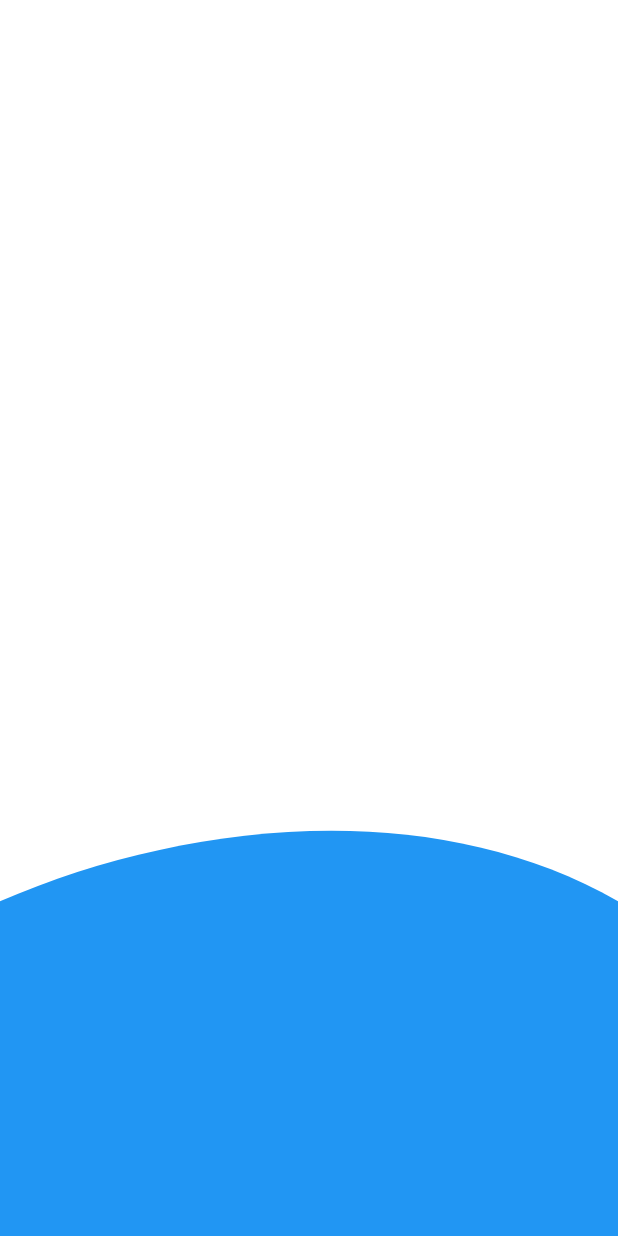
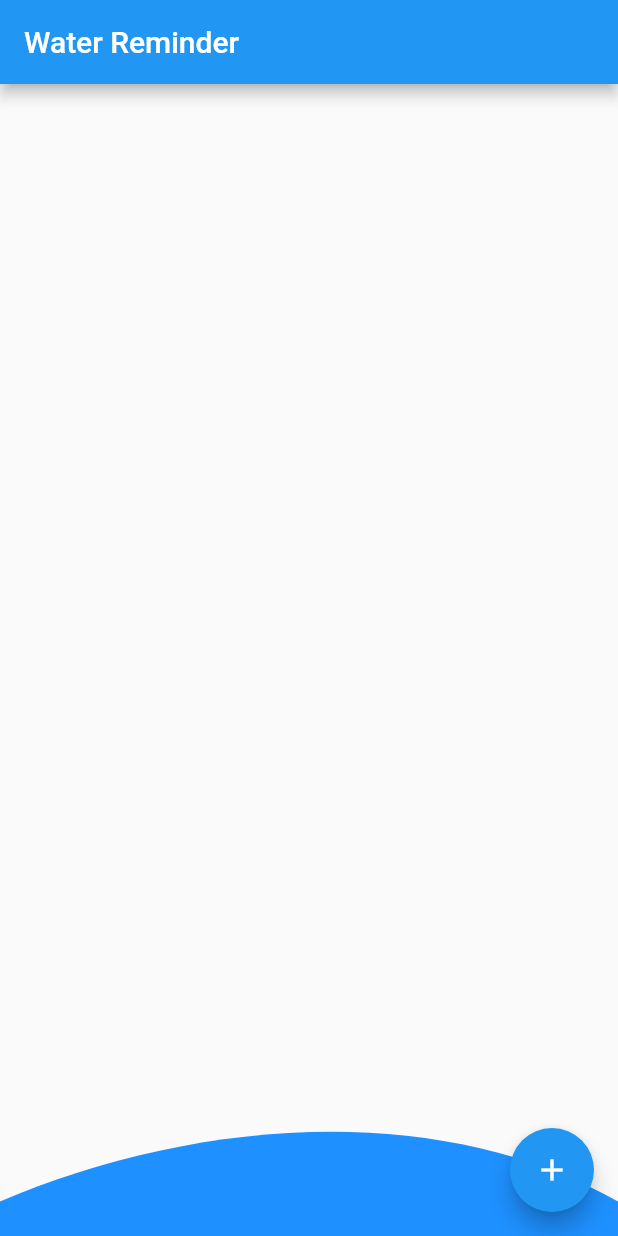
Before and after one commit to teejstroyer/water_reminder, a Flutter app: the screen it shows after launch, on a phone screen of 412 x 824 dp. Run offline on Flutter 3.47's test engine with Material 2 defaults, Android fonts, the phone set to English and light mode, and no system bars.

Commit message:
fixed water animation

```diff
--- a/lib/animated_water.dart
+++ b/lib/animated_water.dart
@@ -3,11 +3,10 @@ import 'package:flutter/material.dart';
 import 'package:water_reminder/water_container.dart';
 
 class AnimatedWater extends StatefulWidget {
-  final double waveHeight;
   final double height;
   final Color color;
 
-  const AnimatedWater({Key? key, required this.waveHeight, required this.height, required this.color}) : super(key: key);
+  const AnimatedWater({Key? key, required this.height, required this.color}) : super(key: key);
 
   @override
   State<AnimatedWater> createState() => _AnimatedWaterState();
@@ -32,7 +31,7 @@ class _AnimatedWaterState extends State<AnimatedWater> with TickerProviderStateM
     _controllerY3 = AnimationController(vsync: this, duration: const Duration(milliseconds: 1500));
     _controllerY4 = AnimationController(vsync: this, duration: const Duration(milliseconds: 1500));
 
-    _y1 = Tween<double>(begin: 0, end: widget.waveHeight).animate(CurvedAnimation(parent: _controllerY1, curve: Curves.easeInOut))
+    _y1 = Tween<double>(begin: 1, end: widget.height).animate(CurvedAnimation(parent: _controllerY1, curve: Curves.easeInOut))
       ..addListener(() => setState(() {}))
       ..addStatusListener((status) {
         if (status == AnimationStatus.completed) {
@@ -42,7 +41,7 @@ class _AnimatedWaterState extends State<AnimatedWater> with TickerProviderStateM
         }
       });
 
-    _y2 = Tween<double>(begin: 0, end: widget.waveHeight).animate(CurvedAnimation(parent: _controllerY2, curve: Curves.easeInOut))
+    _y2 = Tween<double>(begin: 1, end: widget.height).animate(CurvedAnimation(parent: _controllerY2, curve: Curves.easeInOut))
       ..addListener(() => setState(() {}))
       ..addStatusListener((status) {
         if (status == AnimationStatus.completed) {
@@ -51,7 +50,7 @@ class _AnimatedWaterState extends State<AnimatedWater> with TickerProviderStateM
           _controllerY2.forward();
         }
       });
-    _y3 = Tween<double>(begin: 0, end: widget.waveHeight).animate(CurvedAnimation(parent: _controllerY3, curve: Curves.easeInOut))
+    _y3 = Tween<double>(begin: 1, end: widget.height).animate(CurvedAnimation(parent: _controllerY3, curve: Curves.easeInOut))
       ..addListener(() => setState(() {}))
       ..addStatusListener((status) {
         if (status == AnimationStatus.completed) {
@@ -60,7 +59,7 @@ class _AnimatedWaterState extends State<AnimatedWater> with TickerProviderStateM
           _controllerY3.forward();
         }
       });
-    _y4 = Tween<double>(begin: 0, end: widget.waveHeight).animate(CurvedAnimation(parent: _controllerY4, curve: Curves.easeInOut))
+    _y4 = Tween<double>(begin: 1, end: widget.height).animate(CurvedAnimation(parent: _controllerY4, curve: Curves.easeInOut))
       ..addListener(() => setState(() {}))
       ..addStatusListener((status) {
         if (status == AnimationStatus.completed) {
--- a/lib/main.dart
+++ b/lib/main.dart
@@ -1,5 +1,5 @@
 import 'package:flutter/material.dart';
-import 'package:water_reminder/animated_water.dart';
+import 'package:water_reminder/water_screen.dart';
 
 void main() {
   runApp(const MyApp());
@@ -11,9 +11,10 @@ class MyApp extends StatelessWidget {
   @override
   Widget build(BuildContext context) {
     return MaterialApp(
+      debugShowCheckedModeBanner: false,
       title: 'Flutter Demo',
       theme: ThemeData(primarySwatch: Colors.blue),
-      home: const AnimatedWater(waveHeight: 100, height: 300, color: Colors.blue),
+      home: const WaterScreen(),
     );
   }
 }
--- a/lib/water_container.dart
+++ b/lib/water_container.dart
@@ -1,5 +1,4 @@
 import 'package:flutter/widgets.dart';
-import 'package:water_reminder/water_painter.dart';
 
 class WaterContainer extends StatelessWidget {
   const WaterContainer({
@@ -35,3 +34,39 @@ class WaterContainer extends StatelessWidget {
     );
   }
 }
+
+class WaterPainter extends CustomPainter {
+  final double y1;
+  final double y2;
+  final double y3;
+  final double y4;
+  final Color color;
+
+  WaterPainter({required this.y1, required this.y2, required this.y3, required this.y4, required this.color});
+
+  @override
+  void paint(Canvas canvas, Size size) {
+    var paint = Paint()
+      ..color = color
+      ..style = PaintingStyle.fill;
+
+    var path = Path()
+      ..moveTo(0, size.height - y1)
+      ..cubicTo(
+        size.width * .3,
+        size.height - y2,
+        size.width * .7,
+        size.height - y3,
+        size.width,
+        size.height - y4,
+      )
+      ..lineTo(size.width, size.height)
+      ..lineTo(0, size.height)
+      ..lineTo(0, size.height - y1);
+
+    canvas.drawPath(path, paint);
+  }
+
+  @override
+  bool shouldRepaint(covariant CustomPainter oldDelegate) => true;
+}
--- a/lib/water_painter.dart
+++ /dev/null
@@ -1,39 +0,0 @@
-import 'package:flutter/widgets.dart';
-
-class WaterPainter extends CustomPainter {
-  final double y1;
-  final double y2;
-  final double y3;
-  final double y4;
-  final Color color;
-
-  WaterPainter({required this.y1, required this.y2, required this.y3, required this.y4, required this.color});
-
-  @override
-  void paint(Canvas canvas, Size size) {
-    var paint = Paint()
-      ..color = color
-      ..style = PaintingStyle.fill;
-
-    var path = Path()
-      ..moveTo(0, size.height - y1)
-      ..cubicTo(
-        size.width * .3,
-        size.height - y2,
-        size.width * .7,
-        size.height - y3,
-        size.width,
-        size.height - y4,
-      )
-      ..lineTo(size.width, size.height)
-      ..lineTo(0, size.height)
-      ..lineTo(0, size.height - y1);
-
-    canvas.drawPath(path, paint);
-  }
-
-  @override
-  bool shouldRepaint(covariant CustomPainter oldDelegate) {
-    return true;
-  }
-}
--- /dev/null
+++ b/lib/water_screen.dart
@@ -0,0 +1,55 @@
+import 'package:flutter/material.dart';
+import 'package:water_reminder/animated_water.dart';
+
+class WaterScreen extends StatefulWidget {
+  const WaterScreen({Key? key}) : super(key: key);
+
+  @override
+  _WaterScreenState createState() => _WaterScreenState();
+}
+
+class _WaterScreenState extends State<WaterScreen> {
+  double ouncesDrunk = 0;
+  double maxOunces = 240;
+  final Color waterColor = const Color(0xFF1E90FF);
+  final double waveHeight = 100;
+
+  @override
+  Widget build(BuildContext context) {
+    //Doing this conversion because there is a bug in the rendering library
+    return Scaffold(
+      appBar: AppBar(title: const Text('Water Reminder')),
+      body: LayoutBuilder(builder: (context, constraints) {
+        var maxHeight = constraints.biggest.height - waveHeight;
+        int height = ((ouncesDrunk / maxOunces) * maxHeight).clamp(0, maxHeight).toInt();
+        return Stack(
+          children: [
+            getWater(height),
+          ],
+        );
+      }),
+      floatingActionButton: FloatingActionButton(
+        onPressed: () {
+          setState(() {
+            ouncesDrunk += 20;
+          });
+        },
+        child: const Icon(Icons.add),
+      ),
+    );
+  }
+
+  Column getWater(int height) {
+    return Column(
+      mainAxisAlignment: MainAxisAlignment.end,
+      children: [
+        AnimatedWater(height: waveHeight, color: waterColor),
+        AnimatedContainer(
+          duration: const Duration(milliseconds: 700),
+          height: height.toDouble(),
+          color: waterColor,
+        ),
+      ],
+    );
+  }
+}
```
